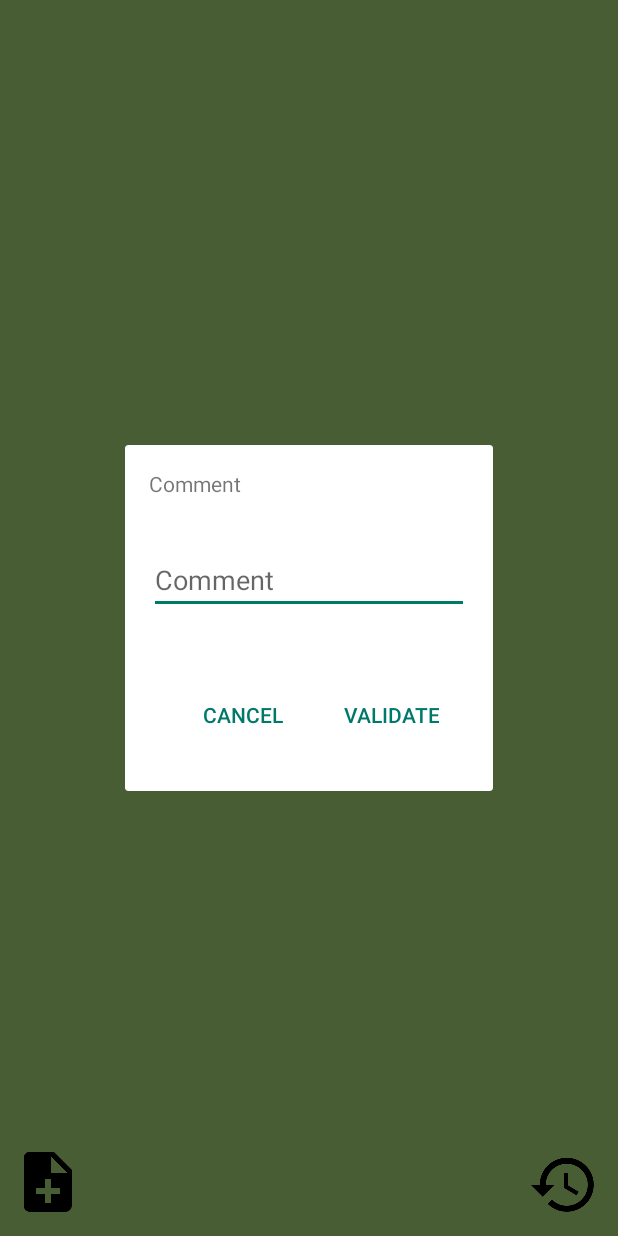
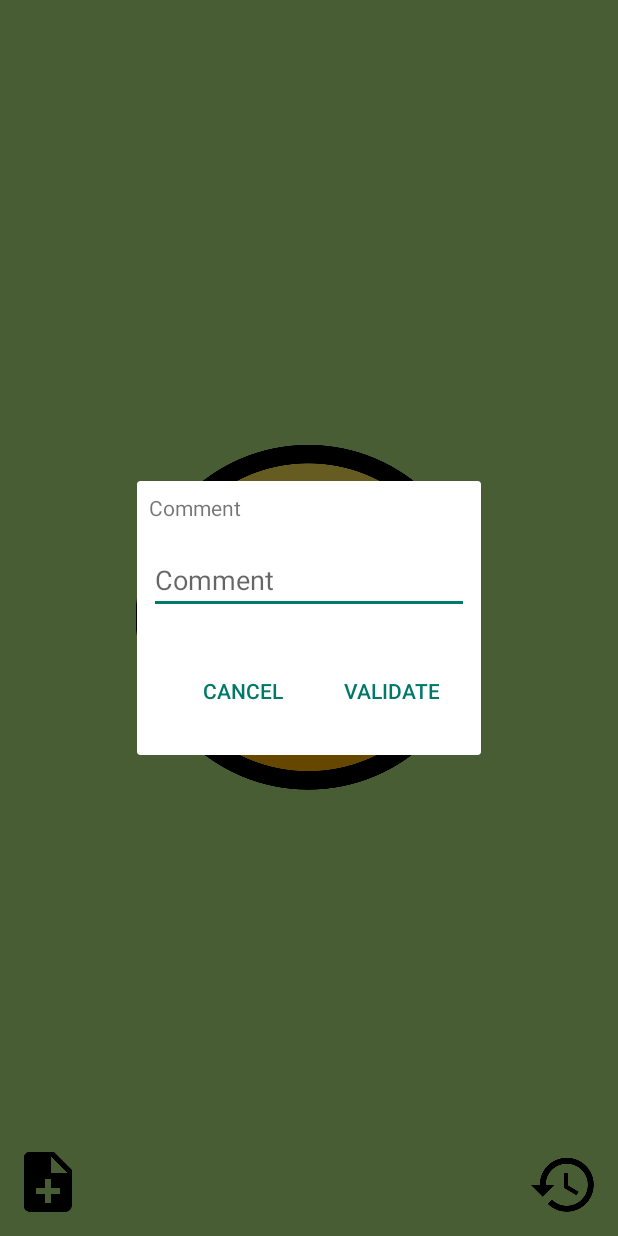
Before and after one commit to Sildian/OC-MoodTracker-Android, an Android app: the screen it shows after launch (MainActivity), after a tap on an icon or button, on a phone screen of 412 x 824 dp. Run offline under Robolectric (Android 15) with nearby library versions, the phone set to English and light mode, and no system bars.

Commit message:
Improved the CommentDialog (created a CommentDialog class to monitor it and added the click events on the two buttons)

```diff
--- /dev/null
+++ b/app/src/main/java/com/sildian/moodtracker/controller/CommentDialog.java
@@ -0,0 +1,65 @@
+package com.sildian.moodtracker.controller;
+
+import android.app.Dialog;
+import android.content.Context;
+import android.view.View;
+import android.widget.Button;
+import android.widget.EditText;
+
+import com.sildian.moodtracker.R;
+import com.sildian.moodtracker.model.Mood;
+
+public class CommentDialog extends Dialog {
+
+    /**Attributes**/
+
+    private EditText mCommentText;                  //Comment text
+    private Button mValidateButton;                 //This button allows to validate the comment
+    private Button mCancelButton;                   //This button allows to cancel the comment
+    private Mood mMood;                             //The current mood
+
+    /**
+     * Constructor
+     * @param context : the context
+     * @param mood : the current mood
+     */
+
+    public CommentDialog(Context context, Mood mood){
+        super(context);
+        setContentView(R.layout.dialog_comment);
+
+        /*Get the components from the layout*/
+
+        mCommentText=findViewById(R.id.dialog_comment_text);
+        mValidateButton=findViewById(R.id.dialog_comment_button_validate);
+        mCancelButton=findViewById(R.id.dialog_comment_button_cancel);
+
+        /*Get the mood*/
+
+        mMood=mood;
+
+        /*If the current mood already has a comment, then populates mCommentText with it*/
+
+        if(mMood.getComment()!="")
+            mCommentText.setText(mMood.getComment());
+
+        /*If the user clicks on mValidateButton, validates the comment*/
+
+        mValidateButton.setOnClickListener(new View.OnClickListener() {
+            @Override
+            public void onClick(View v) {
+                mMood.setComment(mCommentText.getText().toString());
+                hide();
+            }
+        });
+
+        /*If the user clicks on mCancelButton, cancels the comment*/
+
+        mCancelButton.setOnClickListener(new View.OnClickListener() {
+            @Override
+            public void onClick(View v) {
+                hide();
+            }
+        });
+    }
+}
--- a/app/src/main/java/com/sildian/moodtracker/controller/MainActivity.java
+++ b/app/src/main/java/com/sildian/moodtracker/controller/MainActivity.java
@@ -23,13 +23,13 @@ public class MainActivity extends AppCompatActivity {
 
     /**Attributes**/
 
-    private Context mContext;                       //Context
-    private FrameLayout mLayout;                    //Layout
-    private ImageView mSmileyImage;                 //Smiley
-    private ImageView mAddCommentButton;            //This button allows to add a comment
-    private ImageView mHistoryButton;               //This button allows to see the history data
-    private GestureDetectorCompat mGestureDetector; //Gesture detector allowing to monitor the swipe
-    private Mood mMood;                              //The current mood
+    private Context mContext;                           //Context
+    private FrameLayout mLayout;                        //Layout
+    private ImageView mSmileyImage;                     //Smiley
+    private ImageView mAddCommentButton;                //This button allows to add a comment
+    private ImageView mHistoryButton;                   //This button allows to see the history data
+    private GestureDetectorCompat mGestureDetector;     //Gesture detector allowing to monitor the swipe
+    private Mood mMood;                                 //The current mood
 
     /**Callback methods**/
 
@@ -57,18 +57,19 @@ public class MainActivity extends AppCompatActivity {
         else
             mMood=new Mood(savedInstanceState.getInt(KEY_MOOD_LEVEL), savedInstanceState.getString((KEY_MOOD_COMMENT)));
 
-        /*Refresh the screen*/
-
-        refreshScreen();
+        /*When the user clicks on mAddCommentButton, a dialog is shown to enter a comment*/
 
         mAddCommentButton.setOnClickListener(new View.OnClickListener() {
             @Override
             public void onClick(View v) {
-                Dialog commentDialog=new Dialog(mContext);
-                commentDialog.setContentView(R.layout.dialog_comment);
+                CommentDialog commentDialog = new CommentDialog(mContext, mMood);
                 commentDialog.show();
             }
         });
+
+        /*Refresh the screen*/
+
+        refreshScreen();
     }
 
     @Override
--- a/app/src/main/res/layout/dialog_comment.xml
+++ b/app/src/main/res/layout/dialog_comment.xml
@@ -8,23 +8,24 @@
         android:id="@+id/dialog_comment_title"
         android:layout_width="wrap_content"
         android:layout_height="wrap_content"
-        android:layout_margin="16dp"
+        android:layout_margin="8dp"
         android:text="@string/text_comment" />
 
     <EditText
         android:id="@+id/dialog_comment_text"
         android:layout_width="wrap_content"
         android:layout_height="wrap_content"
-        android:layout_margin="16dp"
+        android:layout_margin="8dp"
         android:layout_weight="1"
+        android:capitalize="sentences"
         android:ems="10"
         android:hint="@string/text_comment"
-        android:inputType="textMultiLine|text" />
+        android:inputType="textMultiLine|text|textCapSentences" />
 
     <LinearLayout
         android:layout_width="match_parent"
         android:layout_height="wrap_content"
-        android:layout_margin="16dp"
+        android:layout_margin="8dp"
         android:gravity="end"
         android:orientation="horizontal">
 
```
